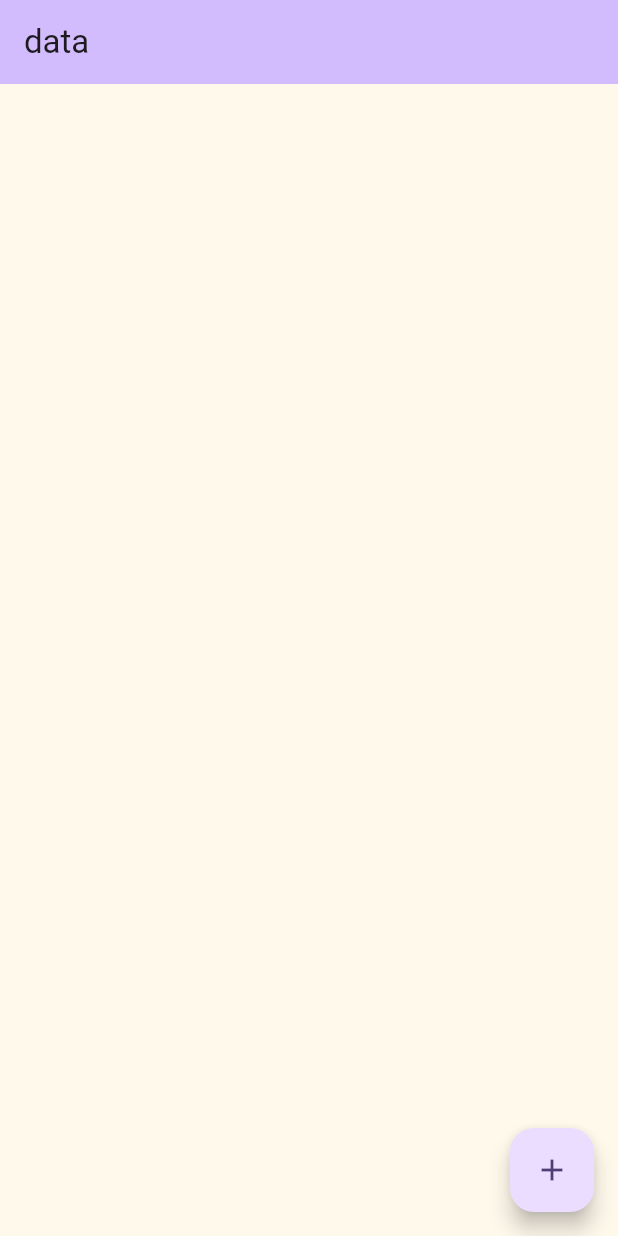
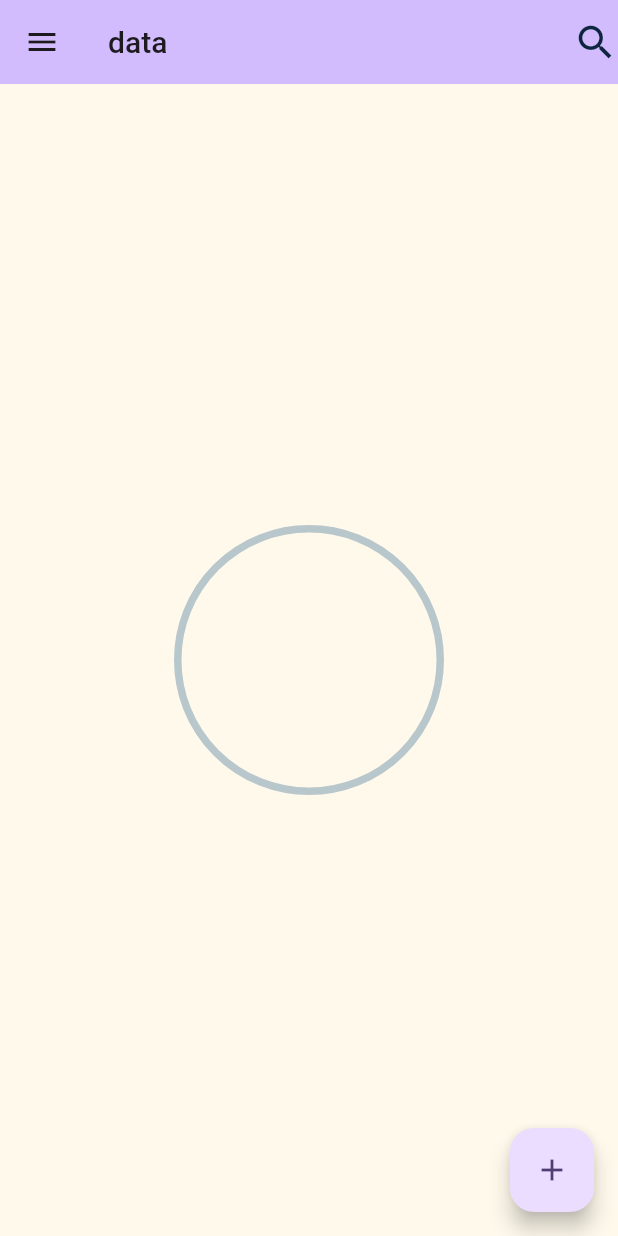
Before and after one commit to SalmanNaghori/todo_app_auth, a Flutter app: the screen it shows after launch, on a phone screen of 412 x 824 dp. Run offline on Flutter 3.47's test engine with Material 2 defaults, Android fonts, the light colour scheme and no system bars; drawn by our look-alikes of percent_indicator; our stand-ins replace cloud_firestore, firebase_core, logger; accounts and stored records are empty; Roboto replaces fonts that are missing (Poppins).

Commit message:
today 22's updated code

```diff
--- a/lib/main.dart
+++ b/lib/main.dart
@@ -1,9 +1,15 @@
 import 'package:firebase_core/firebase_core.dart';
 import 'package:flutter/material.dart';
+import 'package:flutter/services.dart';
 import 'package:todo_app_auth/screen/home_screen.dart';
+import 'package:todo_app_auth/theme/colors/light_colors.dart';
 
 void main() async {
   //initalize firebase
+  SystemChrome.setSystemUIOverlayStyle(SystemUiOverlayStyle(
+    systemNavigationBarColor: LightColors.lightYellow, // navigation bar color
+    statusBarColor: Color(0xffffb969), // status bar color
+  ));
   WidgetsFlutterBinding.ensureInitialized();
   await Firebase.initializeApp();
   runApp(const MyApp());
@@ -18,10 +24,15 @@ class MyApp extends StatelessWidget {
       debugShowCheckedModeBanner: false,
       title: 'Flutter Demo',
       theme: ThemeData(
+        textTheme: Theme.of(context).textTheme.apply(
+              bodyColor: LightColors.darkBlue,
+              displayColor: LightColors.darkBlue,
+              fontFamily: 'Poppins',
+            ),
         colorScheme: ColorScheme.fromSeed(seedColor: Colors.deepPurple),
         useMaterial3: true,
       ),
-      home: const HomeScreen(),
+      home: HomeScreen(),
     );
   }
 }
--- a/lib/screen/home_screen.dart
+++ b/lib/screen/home_screen.dart
@@ -1,107 +1,112 @@
 import 'package:cloud_firestore/cloud_firestore.dart';
 import 'package:flutter/material.dart';
 import 'package:logger/logger.dart';
+import 'package:percent_indicator/circular_percent_indicator.dart';
+import 'package:todo_app_auth/db/db_helper.dart';
 import 'package:todo_app_auth/theme/colors/light_colors.dart';
 
-class HomeScreen extends StatefulWidget {
-  const HomeScreen({super.key});
-
-  @override
-  State<HomeScreen> createState() => _HomeScreenState();
-}
-
-class _HomeScreenState extends State<HomeScreen> {
-  Future<void> _addData(String task) async {
-    Timestamp _date = Timestamp.fromDate(DateTime.now());
-
-    CollectionReference tasks = FirebaseFirestore.instance.collection('tasks');
-    return tasks
-        .add({
-          'task': task,
-          'time': _date,
-          'number': 10,
-        })
-        .then((value) => log.f("Data is added${tasks}"))
-        .catchError((error) => log.e(error));
-  }
-
-  //Update data
-  Future<void> _updateData(String id) async {
-    CollectionReference tasks = FirebaseFirestore.instance.collection('tasks');
-    return tasks
-        .doc(id)
-        .update({"number": 30})
-        .then((value) => log.f("Data is updated${tasks}"))
-        .catchError((error) => log.e(error));
-  }
-
-  //Delete data
-  Future<void> _deleteData(String id) async {
-    CollectionReference tasks = FirebaseFirestore.instance.collection('tasks');
-    return tasks
-        .doc(id)
-        .delete()
-        .then((value) => log.f("Data is updated${tasks}"))
-        .catchError((error) => log.e(error));
-  }
+class HomeScreen extends StatelessWidget {
+  HomeScreen({super.key});
 
   Logger log = Logger();
+  DBHelper db = DBHelper();
+
   @override
   Widget build(BuildContext context) {
     double width = MediaQuery.of(context).size.width;
 
     return Scaffold(
-      backgroundColor: LightColors.kLightYellow,
+      backgroundColor: LightColors.lightYellow,
       appBar: AppBar(
+        actions: [
+          Icon(
+            Icons.search,
+            color: LightColors.darkBlue,
+            size: 30,
+          )
+        ],
         title: const Text("data"),
         backgroundColor: Theme.of(context).colorScheme.inversePrimary,
       ),
-      body: StreamBuilder<QuerySnapshot>(
-        stream: FirebaseFirestore.instance.collection('tasks').snapshots(),
-        builder: (context, AsyncSnapshot<QuerySnapshot> snapshot) {
-          if (snapshot.hasError) {
-            log.e("Error: ${snapshot.error}");
-            return const Center(
-              child: Text('Something went wrong'),
-            );
-          }
-          if (snapshot.connectionState == ConnectionState.active) {
-            return ListView(
-              children: snapshot.data!.docs.map((document) {
-                log.d(document.data()! as Map<String, dynamic>);
-                Map<String, dynamic> data =
-                    document.data()! as Map<String, dynamic>;
-                return InkWell(
-                  onLongPress: () {
-                    _updateData(document.id);
-                  },
-                  child: Padding(
-                    padding: const EdgeInsets.all(8.0),
-                    child: Card(
-                      child: ListTile(
-                        title: Text(data['task']),
-                        subtitle: Text(data['number'].toString()),
-                        trailing: IconButton(
-                          icon: Icon(Icons.delete),
-                          onPressed: () {
-                            _deleteData(document.id);
-                          },
-                        ),
-                      ),
-                    ),
-                  ),
-                );
-              }).toList(),
-            );
-          }
-          return const Center(
-            child: CircularProgressIndicator(),
-          );
-        },
+      drawer: Drawer(),
+      body: SafeArea(
+        child: Column(
+          mainAxisAlignment: MainAxisAlignment.spaceEvenly,
+          children: [
+            // Row(
+            //   mainAxisAlignment: MainAxisAlignment.spaceBetween,
+            //   children: [
+            //     Icon(
+            //       Icons.menu,
+            //       color: LightColors.darkBlue,
+            //       size: 30,
+            //     ),
+            //   ],
+            // ),
+            Padding(
+              padding: EdgeInsets.symmetric(horizontal: 0, vertical: 0),
+              child: Row(
+                crossAxisAlignment: CrossAxisAlignment.center,
+                mainAxisAlignment: MainAxisAlignment.spaceEvenly,
+                children: [
+                  CircularPercentIndicator(
+                    radius: 90,
+                    lineWidth: 5.0,
+                    animation: true,
+                  )
+                ],
+              ),
+            )
+          ],
+        ),
       ),
+      // StreamBuilder<QuerySnapshot>(
+      //   stream: FirebaseFirestore.instance.collection('tasks').snapshots(),
+      //   builder: (context, AsyncSnapshot<QuerySnapshot> snapshot) {
+      //     if (snapshot.hasError) {
+      //       log.e("Error: ${snapshot.error}");
+      //       return const Center(
+      //         child: Text('Something went wrong'),
+      //       );
+      //     }
+      //     if (snapshot.connectionState == ConnectionState.active) {
+      //       return ListView(
+      //         children: snapshot.data!.docs.map((document) {
+      //           log.d(document.data()! as Map<String, dynamic>);
+      //           Map<String, dynamic> data =
+      //               document.data()! as Map<String, dynamic>;
+      //           return InkWell(
+      //             onLongPress: () {
+      //             db.updateData(
+      //               document.id);
+      //             },
+      //             child: Padding(
+      //               padding: const EdgeInsets.all(8.0),
+      //               child: Card(
+      //                 child: ListTile(
+      //                   title: Text(data['task']),
+      //                   subtitle: Text(data['number'].toString()),
+      //                   trailing: IconButton(
+      //                     icon: Icon(Icons.delete),
+      //                     onPressed: () {
+      //                       _deleteData(document.id);
+      //                     },
+      //                   ),
+      //                 ),
+      //               ),
+      //             ),
+      //           );
+      //         }).toList(),
+      //       );
+      //     }
+      //     return const Center(
+      //       child: CircularProgressIndicator(),
+      //     );
+      //   },
+      // ),
       floatingActionButton: FloatingActionButton(
         onPressed: () {
-          _addData("my first project with firebase");
+          // _addData("my first project with firebase");
         },
         child: const Icon(Icons.add),
       ),
--- a/lib/theme/colors/light_colors.dart
+++ b/lib/theme/colors/light_colors.dart
@@ -1,7 +1,14 @@
 import 'package:flutter/material.dart';
 
 class LightColors {
-  static const Color kLightYellow = Color(0xFFFFF9EC);
-  static const Color kLightYellow2 = Color(0xFFFFF4E7);
-  static const Color kDarkYellow = Color(0xFFF9BE7C);
+  static const Color lightYellow = Color(0xFFFFF9EC);
+  static const Color lightYellow2 = Color(0xFFFFF4E7);
+  static const Color darkYellow = Color(0xFFF9BE7C);
+  static const Color palePink = Color(0xFFFED4D6);
+  static const Color red = Color(0xFFE46472);
+  static const Color lavender = Color(0xFFD5E4FE);
+  static const Color blue = Color(0xFF6488E4);
+  static const Color lightGreen = Color(0xFFD9E6DC);
+  static const Color green = Color(0xFF309397);
+  static const Color darkBlue = Color(0xFF0D253F);
 }
--- a/pubspec.yaml
+++ b/pubspec.yaml
@@ -38,6 +38,7 @@ dependencies:
   firebase_core: ^2.15.1
   cloud_firestore: ^4.9.1
   logger: ^2.0.2
+  percent_indicator: ^4.2.3
 
 dev_dependencies:
   flutter_test:
```
Also changed, not shown: lib/db/db_helper.dart (added, +77 -0 lines), pubspec.lock.
